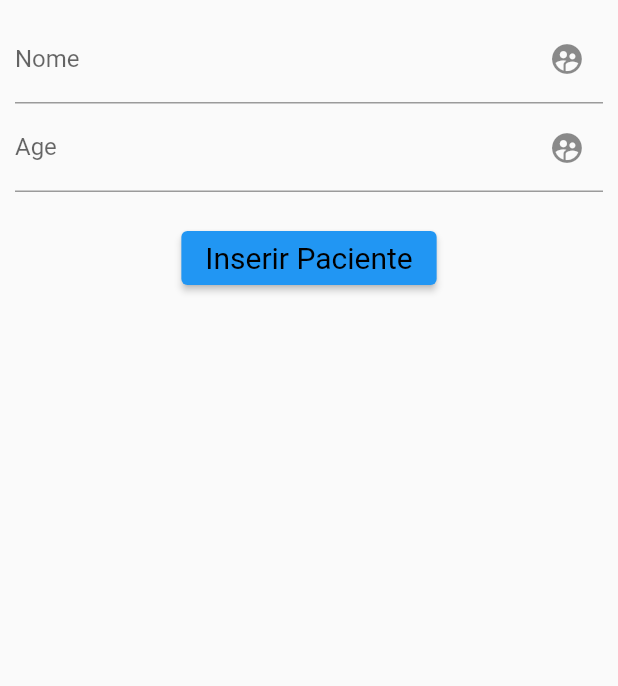
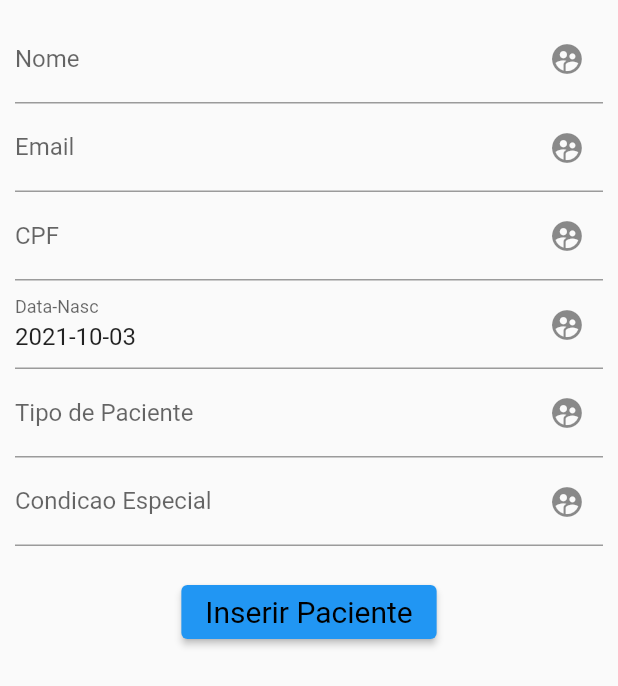
Before and after one commit to marconapppo/CarteiraVacinacao, a Flutter app: the InserindoInformacaoPacienteMenu screen opened directly, after a tap on "Inserir Paciente", on a phone screen of 412 x 824 dp. Shown: the top 686 px of the screen. Run offline on Flutter 3.47's test engine with Material 2 defaults, Android fonts, the phone set to English and light mode, and no system bars; missing offline and left inert: postgres.

Commit message:
ajustes nas tabelas e no banco

```diff
--- a/lib/banco/bancoFlutterDocs.dart
+++ b/lib/banco/bancoFlutterDocs.dart
@@ -29,8 +29,7 @@ class DatabaseHelper {
   Future<List<Map<String, String>>> allPaciente() async {
     PostgreSQLConnection db = await instance.database;
     var results = await db.query(
-        'SELECT PACIENTE.paciente_id,PESSOA.NOME,PESSOA.EMAIL FROM PACIENTE ' +
-            'INNER JOIN PESSOA ON PESSOA.pessoa_id = PACIENTE.pessoa_id');
+        'SELECT PACIENTE.paciente_id,PACIENTE.NOME,PACIENTE.EMAIL FROM PACIENTE ');
 
     //transformando em lista
     List<Map<String, String>> listaPacientes = [];
@@ -57,9 +56,8 @@ class DatabaseHelper {
   Future<Paciente> getPaciente(int pacienteId) async {
     PostgreSQLConnection db = await instance.database;
     var results = await db.query(
-        'SELECT PESSOA.NOME, PACIENTE.CONDICAO_ESPECIAL, PESSOA.DATA_NASC FROM PACIENTE ' +
-            'INNER JOIN PESSOA ON PESSOA.pessoa_id = PACIENTE.pessoa_id ' +
-            'WHERE PACIENTE.PESSOA_ID = ' +
+        'SELECT PACIENTE.NOME, PACIENTE.CONDICAO_ESPECIAL, PACIENTE.DATA_NASC FROM PACIENTE ' +
+            'WHERE PACIENTE.PACIENTE_ID = ' +
             pacienteId.toString());
     //vai ter só uma linha, somente pra conversão msm
     Paciente paciente;
@@ -86,27 +84,42 @@ class DatabaseHelper {
 
   Future<void> inserirVacina(Vacina vacina) async {
     PostgreSQLConnection db = await instance.database;
-    await db.query("INSERT INTO VACINA (LOTE, VALIDADE, QUANTIDADE, LAB_ID)" +
-        "VALUES (" +
+    await db.query(
+        "INSERT INTO VACINA (NOME_VACINA,LOTE, VALIDADE, QUANTIDADE, LAB_ID)" +
+            "VALUES ('" +
+            vacina.nome.toString() +
+            "', '" +
             vacina.lote.toString() +
-        ", '" +
+            "','" +
             vacina.validade.toString() +
+            "','" +
+            vacina.quantidade.toString() +
             "'," +
-        vacina.quantidade.toString() +
-        "," +
             "(SELECT LABORATORIO.LAB_ID FROM LABORATORIO WHERE LABORATORIO.NOME LIKE '" +
             vacina.nomeLab.toString() +
             "')" +
             ")");
   }
 
-  Future<void> inserirPaciente(Paciente paciente) async {
-    // PostgreSQLConnection db = await instance.database;
-    // //INSERT INTO PACIENTE (NOME,IDADE) VALUES ('Sara',85);
-    // await db.query("INSERT INTO PACIENTE (NOME,IDADE) VALUES ('" +
-    //     paciente.name +
-    //     "'," +
-    //     paciente.age.toString() +
-    //     ")");
+  Future<void> inserirPaciente(String tipoPaciente, String condicaoEspecial,
+      String nome, String email, String cpf, String dateNasc) async {
+    print("object");
+    PostgreSQLConnection db = await instance.database;
+    await db.query(
+        "INSERT INTO PACIENTE (TIPO_PACIENTE,CONDICAO_ESPECIAL,NOME,EMAIL,CPF,DATA_NASC) " +
+            "VALUES ('" +
+            tipoPaciente +
+            "','" +
+            condicaoEspecial +
+            "','" +
+            nome +
+            "','" +
+            email +
+            "','" +
+            cpf +
+            "','" +
+            dateNasc +
+            "')");
+    print("object2");
   }
 }
--- a/lib/gerenciarPacientes/inserindoInformacaoPaciente.dart
+++ b/lib/gerenciarPacientes/inserindoInformacaoPaciente.dart
@@ -1,4 +1,5 @@
 import 'package:flutter/material.dart';
+import 'package:intl/intl.dart';
 import 'package:vacina/banco/bancoFlutterDocs.dart';
 
 import 'package:vacina/models/models.dart';
@@ -17,8 +18,20 @@ class InserindoInformacaoPaciente extends StatelessWidget {
 // ignore: must_be_immutable
 class InserindoInformacaoPacienteMenu extends StatelessWidget {
   final dbHelper = DatabaseHelper.instance;
+  final dateFormat = new DateFormat('yyyy-MM-dd');
+  //valores para mandar pro banco... eu sei bastante ne kk
   TextEditingController nomePacienteController = new TextEditingController();
-  TextEditingController idadePacienteController = new TextEditingController();
+  TextEditingController emailPacienteController = new TextEditingController();
+  TextEditingController cpfPacienteController = new TextEditingController();
+  //use o controle de data somente para vizualizacao, mas na hora de mandar pro banco use _datetime
+  TextEditingController dataNascPacienteController = new TextEditingController()
+    ..text = DateFormat('yyyy-MM-dd').format(DateTime.now());
+  TextEditingController tipoPacienteController = new TextEditingController();
+  TextEditingController condicaoEspecialPacienteController =
+      new TextEditingController();
+  //datetime que vai pro banco
+  DateTime _dateTime = DateTime.now();
+
   @override
   Widget build(BuildContext context) {
     return Scaffold(
@@ -33,9 +46,46 @@ class InserindoInformacaoPacienteMenu extends StatelessWidget {
                     suffixIcon: Icon(Icons.supervised_user_circle)),
               ),
               TextField(
-                controller: idadePacienteController,
+                controller: emailPacienteController,
                 decoration: InputDecoration(
-                    labelText: 'Age',
+                    labelText: 'Email',
+                    suffixIcon: Icon(Icons.supervised_user_circle)),
+              ),
+              TextField(
+                controller: cpfPacienteController,
+                decoration: InputDecoration(
+                    labelText: 'CPF',
+                    suffixIcon: Icon(Icons.supervised_user_circle)),
+              ),
+              TextField(
+                controller: dataNascPacienteController,
+                decoration: InputDecoration(
+                  labelText: 'Data-Nasc',
+                  suffixIcon: Icon(Icons.supervised_user_circle),
+                ),
+                onTap: () {
+                  showDatePicker(
+                          context: context,
+                          initialDate: DateTime.now(),
+                          firstDate: DateTime(2001),
+                          lastDate: DateTime(2030))
+                      .then((value) {
+                    _dateTime = value;
+                    dataNascPacienteController
+                      ..text = dateFormat.format(_dateTime);
+                  });
+                },
+              ),
+              TextField(
+                controller: tipoPacienteController,
+                decoration: InputDecoration(
+                    labelText: 'Tipo de Paciente',
+                    suffixIcon: Icon(Icons.supervised_user_circle)),
+              ),
+              TextField(
+                controller: condicaoEspecialPacienteController,
+                decoration: InputDecoration(
+                    labelText: 'Condicao Especial',
                     suffixIcon: Icon(Icons.supervised_user_circle)),
               ),
               SizedBox(
@@ -48,9 +98,13 @@ class InserindoInformacaoPacienteMenu extends StatelessWidget {
                   textStyle: const TextStyle(fontSize: 20),
                 ),
                 onPressed: () {
-                  // Paciente paciente = new Paciente(nomePacienteController.text,
-                  //     int.parse(idadePacienteController.text));
-                  // dbHelper.inserirPaciente(paciente);
+                  dbHelper.inserirPaciente(
+                      tipoPacienteController.value.text,
+                      condicaoEspecialPacienteController.value.text,
+                      nomePacienteController.value.text,
+                      emailPacienteController.value.text,
+                      cpfPacienteController.value.text,
+                      dateFormat.format(_dateTime));
                 },
                 child: const Text('Inserir Paciente'),
               )
--- a/lib/models/models.dart
+++ b/lib/models/models.dart
@@ -21,11 +21,13 @@ class Laboratorio {
 }
 
 class Vacina {
+  final String nome;
   final int idVac;
   final int lote;
   final String validade;
   final int quantidade;
   final String nomeLab;
 
-  Vacina(this.idVac, this.lote, this.validade, this.quantidade, this.nomeLab);
+  Vacina(this.nome, this.idVac, this.lote, this.validade, this.quantidade,
+      this.nomeLab);
 }
```
Also changed, not shown: lib/gerenciarVacinas/inserindoInformacaoVacina.dart (+11 -0 lines), lib/gerenciarVacinasAplicadas.dart (+29 -1 lines), lib/vacinasAplicadas/inserirVacinasAplicadas.dart (added). Lines whose indentation alone changed are shown as unchanged.
